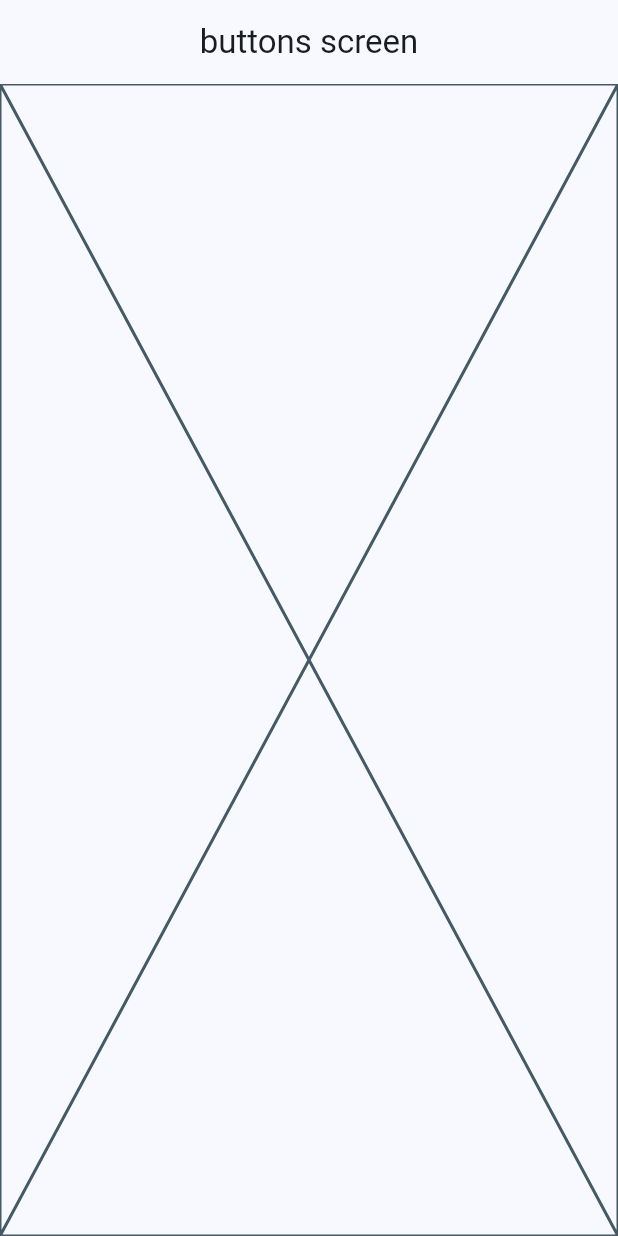
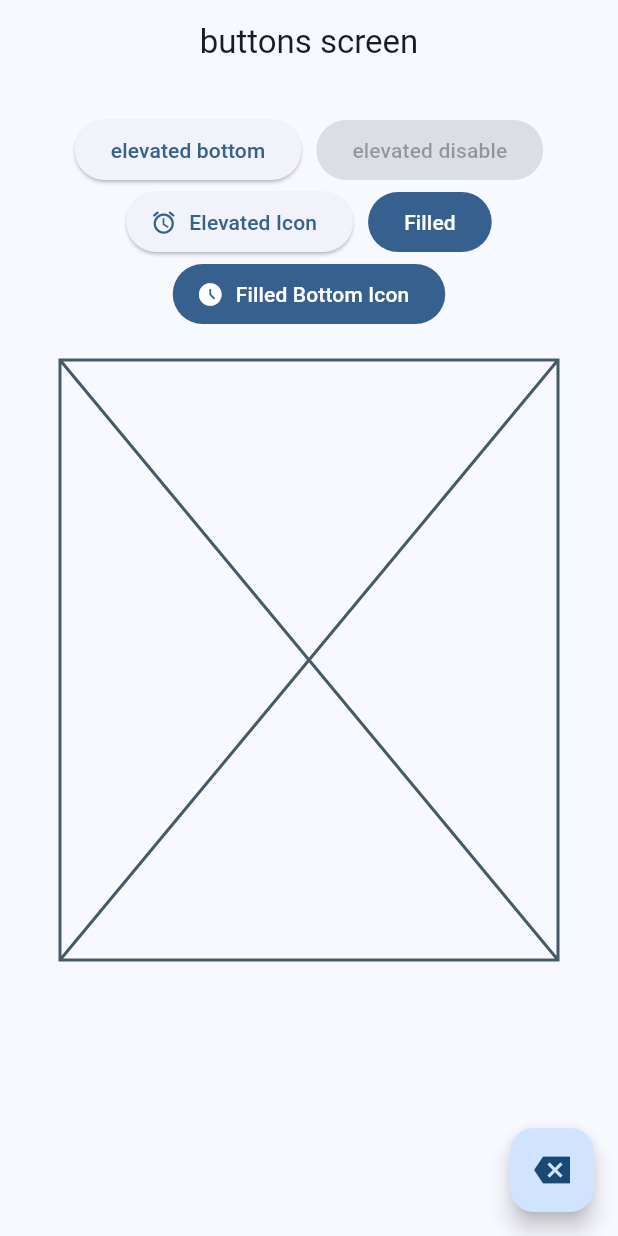
Before and after one commit to emixi45/widget_app, a Flutter app: the ButtonScreens screen opened by its route, on a phone screen of 412 x 824 dp. Run offline on Flutter 3.47's test engine with Material 2 defaults, Android fonts, the phone set to English and light mode, and no system bars; our stand-ins replace go_router.

Commit message:
bottom present

```diff
--- a/lib/presentation/screens/home/buttons/buttons_screen.dart
+++ b/lib/presentation/screens/home/buttons/buttons_screen.dart
@@ -1,6 +1,9 @@
 import 'package:flutter/material.dart';
+import 'package:go_router/go_router.dart';
 
 class ButtonScreens extends StatelessWidget {
+  static const String name = 'buttons_screen';
+
   const ButtonScreens({super.key});
 
   @override
@@ -9,7 +12,66 @@ class ButtonScreens extends StatelessWidget {
       appBar: AppBar(
         title: const Text('buttons screen'),
       ),
-      body: const Placeholder(
+      body: _ButtonsView(),
+      floatingActionButton: FloatingActionButton(
+        child:const Icon(Icons.backspace_sharp),
+        onPressed: () {
+          context.pop();
+        },),
+    );
+  }
+}
+
+class _ButtonsView extends StatelessWidget {
+  const _ButtonsView({
+    super.key,
+  });
+
+  @override
+  Widget build(BuildContext context) {
+    return SizedBox(
+      width: double.infinity,
+      child: Padding(
+        padding: const EdgeInsets.symmetric(horizontal: 20,vertical: 20),
+          child: Wrap(
+            alignment: WrapAlignment.center,
+            spacing: 10,
+            children: [
+              ElevatedButton(onPressed: () {},child: const Text('elevated bottom')),
+              ElevatedButton(onPressed: null,child: const Text('elevated disable')),
+              ElevatedButton.icon(
+                onPressed: (){},
+                icon: const Icon(Icons.access_alarm_rounded),
+                label: const Text('Elevated Icon')),
+
+                FilledButton(onPressed: () {
+
+                }, child: const Text('Filled')),
+                FilledButton.icon(onPressed: () {
+
+                }, icon: const Icon(Icons.access_time_filled_outlined), label: const Text('Filled Bottom Icon')),
+
+
+            const CustomButtom()
+
+            ],
+          ),
+
+
+        ),
+    );
+  }
+}
+
+
+class CustomButtom extends StatelessWidget {
+  const CustomButtom({super.key});
+
+  @override
+  Widget build(BuildContext context) {
+    return Padding(
+      padding: const EdgeInsets.symmetric(horizontal: 20,vertical: 20),
+      child: Placeholder(
 
       ),
     );
```
